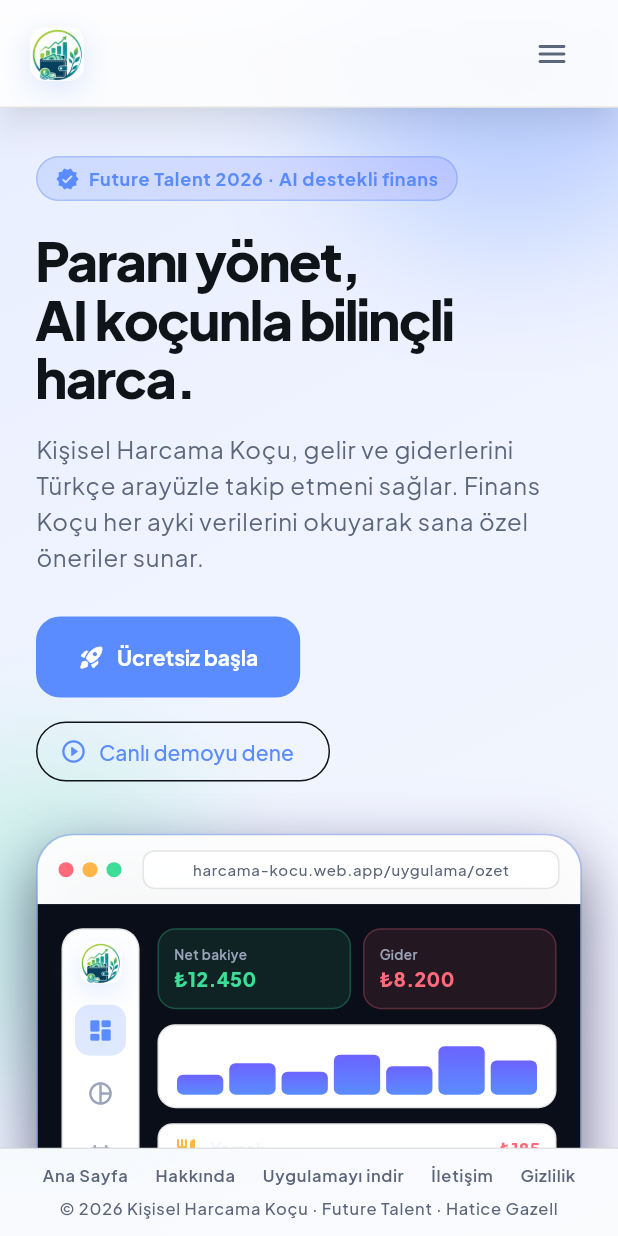
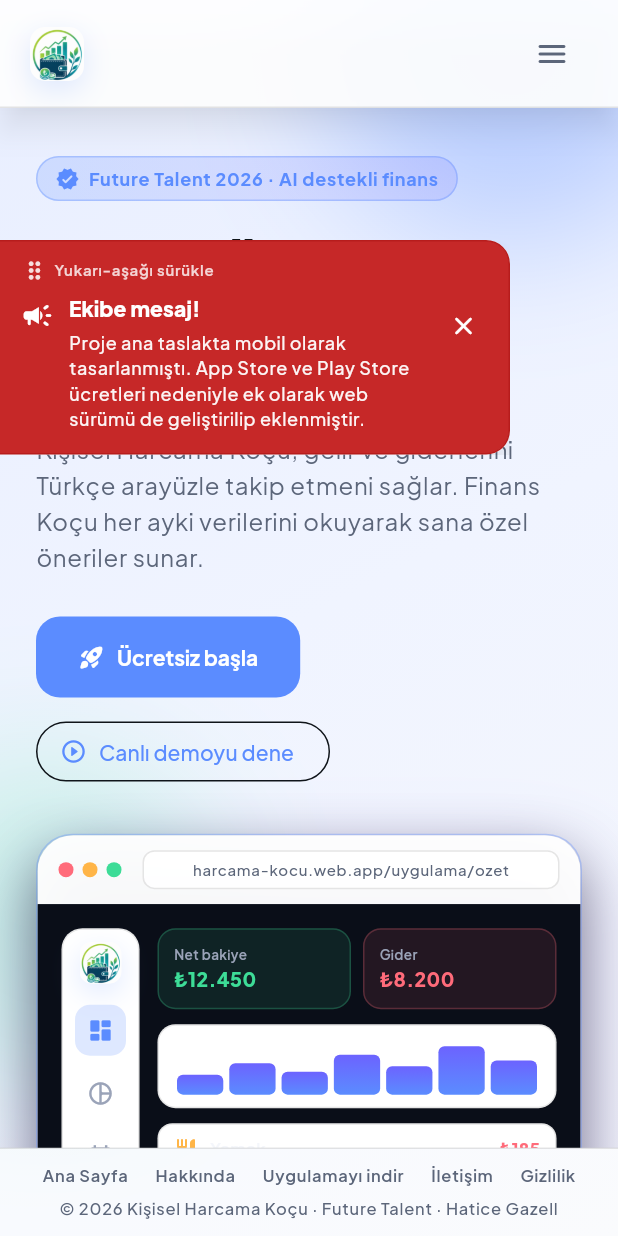
Before and after one commit to gazellhatice/UpSchool-301-2026, a Flutter app: the screen it shows after launch, after a tap on the "menu" icon, after a tap on "Ana Sayfa", on a phone screen of 412 x 824 dp. Run offline on Flutter 3.47's test engine with Material 3 defaults, Android fonts, the phone set to English and light mode, and no system bars; our stand-ins replace cloud_firestore, connectivity_plus, drift, drift_flutter, firebase_auth, firebase_core and 9 more; missing offline and left inert: dart:html; accounts and stored records are empty; generated files the repository leaves out were written again.

Commit message:
pop-up eklendi

```diff
--- a/frontend/lib/core/router/app_routes.dart
+++ b/frontend/lib/core/router/app_routes.dart
@@ -13,6 +13,13 @@
   static const appProfil = '/uygulama/profil';
 
   static const authRegisterQuery = 'kayit';
+
+  /// Ekip duyuru popup'ının gösterildiği tanıtım sayfaları.
+  static const teamAnnouncementPaths = [home, about, download, contact];
+
+  static bool showsTeamAnnouncement(String location) {
+    return teamAnnouncementPaths.contains(location);
+  }
 
   static const List<String> appTabPaths = [
     appOzet,
--- a/frontend/lib/features/marketing/presentation/marketing_shell.dart
+++ b/frontend/lib/features/marketing/presentation/marketing_shell.dart
@@ -1,5 +1,7 @@
 import 'package:flutter/material.dart';
+import 'package:kisisel_harcama_kocu_1/core/router/app_routes.dart';
 import 'package:kisisel_harcama_kocu_1/core/widgets/gradient_background.dart';
+import 'package:kisisel_harcama_kocu_1/features/marketing/widgets/landing_team_announcement.dart';
 import 'package:kisisel_harcama_kocu_1/features/marketing/widgets/marketing_footer.dart';
 import 'package:kisisel_harcama_kocu_1/features/marketing/widgets/marketing_navbar.dart';
 
@@ -23,8 +25,13 @@
           children: [
             MarketingNavbar(location: location),
             Expanded(
-              child: SingleChildScrollView(
-                child: child,
+              child: Stack(
+                clipBehavior: Clip.none,
+                children: [
+                  SingleChildScrollView(child: child),
+                  if (AppRoutes.showsTeamAnnouncement(location))
+                    const LandingTeamAnnouncement(),
+                ],
               ),
             ),
             const MarketingFooter(),
--- /dev/null
+++ b/frontend/lib/features/marketing/widgets/landing_team_announcement.dart
@@ -0,0 +1,368 @@
+import 'package:flutter/material.dart';
+import 'package:flutter/services.dart';
+import 'package:shared_preferences/shared_preferences.dart';
+
+const _collapsedKey = 'landing_team_announcement_collapsed';
+const _topKey = 'landing_team_announcement_top';
+const _announcementRed = Color(0xFFC62828);
+const _announcementRedDark = Color(0xFFB71C1C);
+
+const _expandedHeightEstimate = 132.0;
+const _collapsedHeightEstimate = 46.0;
+
+/// Tanıtım sayfalarında (/, /hakkimizda, /indir, /iletisim) gösterilen ekip duyurusu.
+class LandingTeamAnnouncement extends StatefulWidget {
+  const LandingTeamAnnouncement({super.key});
+
+  @override
+  State<LandingTeamAnnouncement> createState() =>
+      _LandingTeamAnnouncementState();
+}
+
+class _LandingTeamAnnouncementState extends State<LandingTeamAnnouncement>
+    with SingleTickerProviderStateMixin {
+  late final AnimationController _slideController;
+  late final Animation<Offset> _slide;
+
+  bool _ready = false;
+  bool _expanded = true;
+  double? _topOffset;
+  bool _dragging = false;
+
+  @override
+  void initState() {
+    super.initState();
+    _slideController = AnimationController(
+      vsync: this,
+      duration: const Duration(milliseconds: 420),
+    );
+    _slide = Tween<Offset>(
+      begin: const Offset(-1.15, 0),
+      end: Offset.zero,
+    ).animate(CurvedAnimation(
+      parent: _slideController,
+      curve: Curves.easeOutCubic,
+    ));
+    _loadPrefs();
+  }
+
+  Future<void> _loadPrefs() async {
+    final prefs = await SharedPreferences.getInstance();
+    final collapsed = prefs.getBool(_collapsedKey) ?? false;
+    final savedTop = prefs.getDouble(_topKey);
+    if (!mounted) return;
+    setState(() {
+      _ready = true;
+      _expanded = !collapsed;
+      _topOffset = savedTop;
+    });
+    if (!collapsed) {
+      await Future<void>.delayed(const Duration(milliseconds: 400));
+      if (!mounted || !_expanded) return;
+      await _slideController.forward();
+    } else {
+      _slideController.value = 1;
+    }
+  }
+
+  void _clampTop(BuildContext context) {
+    final mq = MediaQuery.of(context);
+    final height =
+        _expanded ? _expandedHeightEstimate : _collapsedHeightEstimate;
+    final minTop = mq.padding.top + 64;
+    final maxTop = (mq.size.height - height - mq.padding.bottom - 72)
+        .clamp(minTop, double.infinity);
+    final current = _topOffset ?? mq.padding.top + 88;
+    _topOffset = current.clamp(minTop, maxTop);
+  }
+
+  Future<void> _saveTopOffset() async {
+    if (_topOffset == null) return;
+    final prefs = await SharedPreferences.getInstance();
+    await prefs.setDouble(_topKey, _topOffset!);
+  }
+
+  void _onVerticalDragUpdate(BuildContext context, DragUpdateDetails details) {
+    setState(() {
+      _dragging = true;
+      _topOffset = _resolvedTop(context) + details.delta.dy;
+      _clampTop(context);
+    });
+  }
+
+  double _resolvedTop(BuildContext context) {
+    return _topOffset ?? MediaQuery.paddingOf(context).top + 88;
+  }
+
+  void _onVerticalDragEnd() {
+    setState(() => _dragging = false);
+    _saveTopOffset();
+  }
+
+  Future<void> _collapse() async {
+    final prefs = await SharedPreferences.getInstance();
+    await prefs.setBool(_collapsedKey, true);
+    if (!mounted) return;
+    setState(() {
+      _expanded = false;
+      _clampTop(context);
+    });
+    _saveTopOffset();
+  }
+
+  Future<void> _expand() async {
+    setState(() => _expanded = true);
+    final prefs = await SharedPreferences.getInstance();
+    await prefs.setBool(_collapsedKey, false);
+    _clampTop(context);
+    await _slideController.forward();
+  }
+
+  @override
+  void dispose() {
+    _slideController.dispose();
+    super.dispose();
+  }
+
+  @override
+  Widget build(BuildContext context) {
+    if (!_ready) {
+      return const SizedBox.shrink();
+    }
+
+    final mq = MediaQuery.of(context);
+    final height =
+        _expanded ? _expandedHeightEstimate : _collapsedHeightEstimate;
+    final minTop = mq.padding.top + 64;
+    final maxTop = (mq.size.height - height - mq.padding.bottom - 72)
+        .clamp(minTop, double.infinity);
+    final top = (_topOffset ?? mq.padding.top + 88).clamp(minTop, maxTop);
+
+    return Positioned(
+      left: 0,
+      top: top,
+      child: MouseRegion(
+        cursor: _dragging
+            ? SystemMouseCursors.grabbing
+            : SystemMouseCursors.grab,
+        child: GestureDetector(
+          onVerticalDragStart: (_) => setState(() => _dragging = true),
+          onVerticalDragUpdate: (d) => _onVerticalDragUpdate(context, d),
+          onVerticalDragEnd: (_) => _onVerticalDragEnd(),
+          child: SlideTransition(
+            position: _slide,
+            child: AnimatedSwitcher(
+              duration: const Duration(milliseconds: 280),
+              switchInCurve: Curves.easeOutCubic,
+              switchOutCurve: Curves.easeInCubic,
+              transitionBuilder: (child, animation) {
+                return FadeTransition(
+                  opacity: animation,
+                  child: SizeTransition(
+                    axis: Axis.horizontal,
+                    axisAlignment: -1,
+                    sizeFactor: animation,
+                    child: child,
+                  ),
+                );
+              },
+              child: _expanded
+                  ? _ExpandedPanel(
+                      key: const ValueKey('expanded'),
+                      onCollapse: _collapse,
+                    )
+                  : _CollapsedBadge(
+                      key: const ValueKey('collapsed'),
+                      onTap: _expand,
+                    ),
+            ),
+          ),
+        ),
+      ),
+    );
+  }
+}
+
+class _DragHint extends StatelessWidget {
+  const _DragHint();
+
+  @override
+  Widget build(BuildContext context) {
+    return Padding(
+      padding: const EdgeInsets.only(bottom: 8),
+      child: Row(
+        children: [
+          Icon(
+            Icons.drag_indicator_rounded,
+            color: Colors.white.withValues(alpha: 0.85),
+            size: 18,
+          ),
+          const SizedBox(width: 4),
+          Text(
+            'Yukarı-aşağı sürükle',
+            style: Theme.of(context).textTheme.labelSmall?.copyWith(
+                  color: Colors.white.withValues(alpha: 0.8),
+                  fontWeight: FontWeight.w600,
+                  fontSize: 10,
+                ),
+          ),
+        ],
+      ),
+    );
+  }
+}
+
+class _ExpandedPanel extends StatelessWidget {
+  const _ExpandedPanel({super.key, required this.onCollapse});
+
+  final VoidCallback onCollapse;
+
+  @override
+  Widget build(BuildContext context) {
+    return Material(
+      elevation: 12,
+      shadowColor: Colors.black.withValues(alpha: 0.35),
+      borderRadius: const BorderRadius.only(
+        topRight: Radius.circular(16),
+        bottomRight: Radius.circular(16),
+      ),
+      child: Container(
+        constraints: BoxConstraints(
+          maxWidth: (MediaQuery.sizeOf(context).width - 24).clamp(0, 340),
+        ),
+        padding: const EdgeInsets.fromLTRB(14, 10, 10, 14),
+        decoration: const BoxDecoration(
+          color: _announcementRed,
+          borderRadius: BorderRadius.only(
+            topRight: Radius.circular(16),
+            bottomRight: Radius.circular(16),
+          ),
+          border: Border(
+            right: BorderSide(color: _announcementRedDark, width: 1),
+            top: BorderSide(color: _announcementRedDark, width: 1),
+            bottom: BorderSide(color: _announcementRedDark, width: 1),
+          ),
+        ),
+        child: Column(
+          mainAxisSize: MainAxisSize.min,
+          crossAxisAlignment: CrossAxisAlignment.stretch,
+          children: [
+            const _DragHint(),
+            Row(
+              crossAxisAlignment: CrossAxisAlignment.start,
+              children: [
+                const Padding(
+                  padding: EdgeInsets.only(top: 2),
+                  child: Icon(
+                    Icons.campaign_rounded,
+                    color: Colors.white,
+                    size: 22,
+                  ),
+                ),
+                const SizedBox(width: 10),
+                Expanded(
+                  child: Column(
+                    crossAxisAlignment: CrossAxisAlignment.start,
+                    children: [
+                      Text(
+                        'Ekibe mesaj!',
+                        style:
+                            Theme.of(context).textTheme.titleSmall?.copyWith(
+                                  color: Colors.white,
+                                  fontWeight: FontWeight.w800,
+                                  height: 1.2,
+                                ),
+                      ),
+                      const SizedBox(height: 6),
+                      Text(
+                        'Proje ana taslakta mobil olarak tasarlanmıştı. '
+                        'App Store ve Play Store ücretleri nedeniyle ek olarak '
+                        'web sürümü de geliştirilip eklenmiştir.',
+                        style:
+                            Theme.of(context).textTheme.bodySmall?.copyWith(
+                                  color: Colors.white.withValues(alpha: 0.95),
+                                  height: 1.4,
+                                  fontWeight: FontWeight.w500,
+                                ),
+                      ),
+                    ],
+                  ),
+                ),
+                IconButton(
+                  onPressed: onCollapse,
+                  icon: const Icon(
+                    Icons.close_rounded,
+                    color: Colors.white,
+                    size: 20,
+                  ),
+                  tooltip: 'Küçült',
+                  visualDensity: VisualDensity.compact,
+                  padding: EdgeInsets.zero,
+                  constraints: const BoxConstraints(
+                    minWidth: 32,
+                    minHeight: 32,
+                  ),
+                ),
+              ],
+            ),
+          ],
+        ),
+      ),
+    );
+  }
+}
+
+class _CollapsedBadge extends StatelessWidget {
+  const _CollapsedBadge({super.key, required this.onTap});
+
+  final VoidCallback onTap;
+
+  @override
+  Widget build(BuildContext context) {
+    return Material(
+      elevation: 10,
+      shadowColor: Colors.black.withValues(alpha: 0.3),
+      borderRadius: const BorderRadius.only(
+        topRight: Radius.circular(14),
+        bottomRight: Radius.circular(14),
+      ),
+      child: Tooltip(
+        message: 'Ekibe mesajını oku · sürükleyerek taşı',
+        child: InkWell(
+          onTap: onTap,
+          borderRadius: const BorderRadius.only(
+            topRight: Radius.circular(14),
+            bottomRight: Radius.circular(14),
+          ),
+          child: Ink(
+            width: 46,
+            height: 46,
+            decoration: const BoxDecoration(
+              color: _announcementRed,
+              borderRadius: BorderRadius.only(
+                topRight: Radius.circular(14),
+                bottomRight: Radius.circular(14),
+              ),
+              border: Border(
+                right: BorderSide(color: _announcementRedDark),
+                top: BorderSide(color: _announcementRedDark),
+                bottom: BorderSide(color: _announcementRedDark),
+              ),
+            ),
+            child: const Center(
+              child: Text(
+                '!',
+                style: TextStyle(
+                  color: Colors.white,
+                  fontSize: 26,
+                  fontWeight: FontWeight.w900,
+                  height: 1,
+                ),
+              ),
+            ),
+          ),
+        ),
+      ),
+    );
+  }
+}
```
